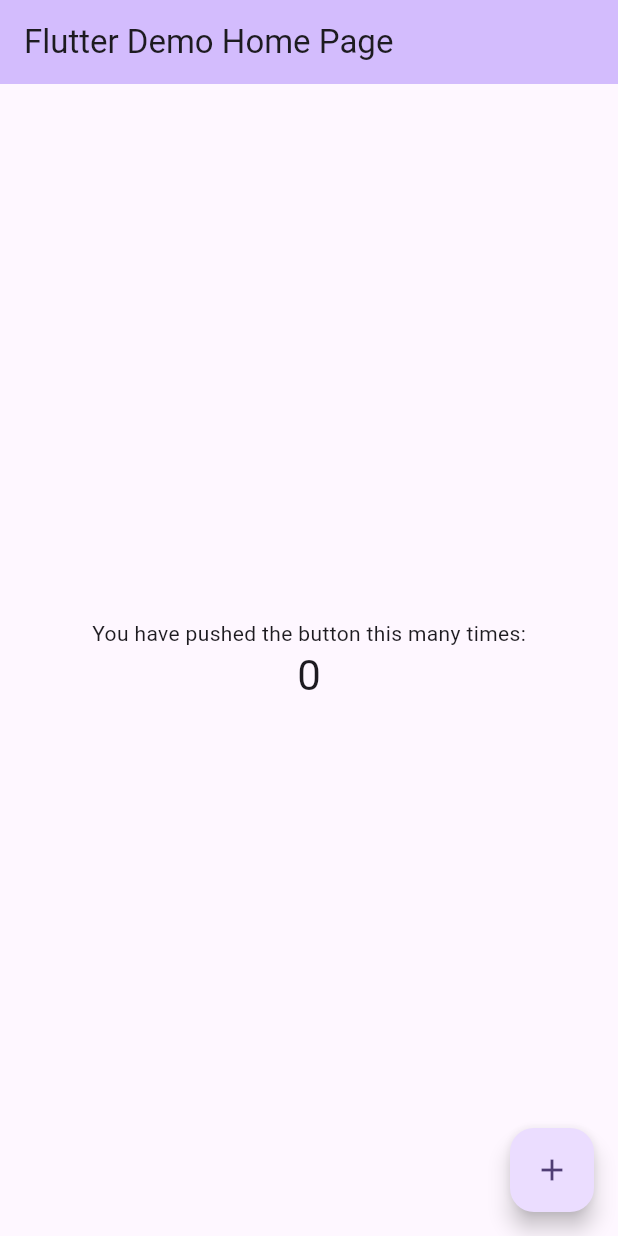
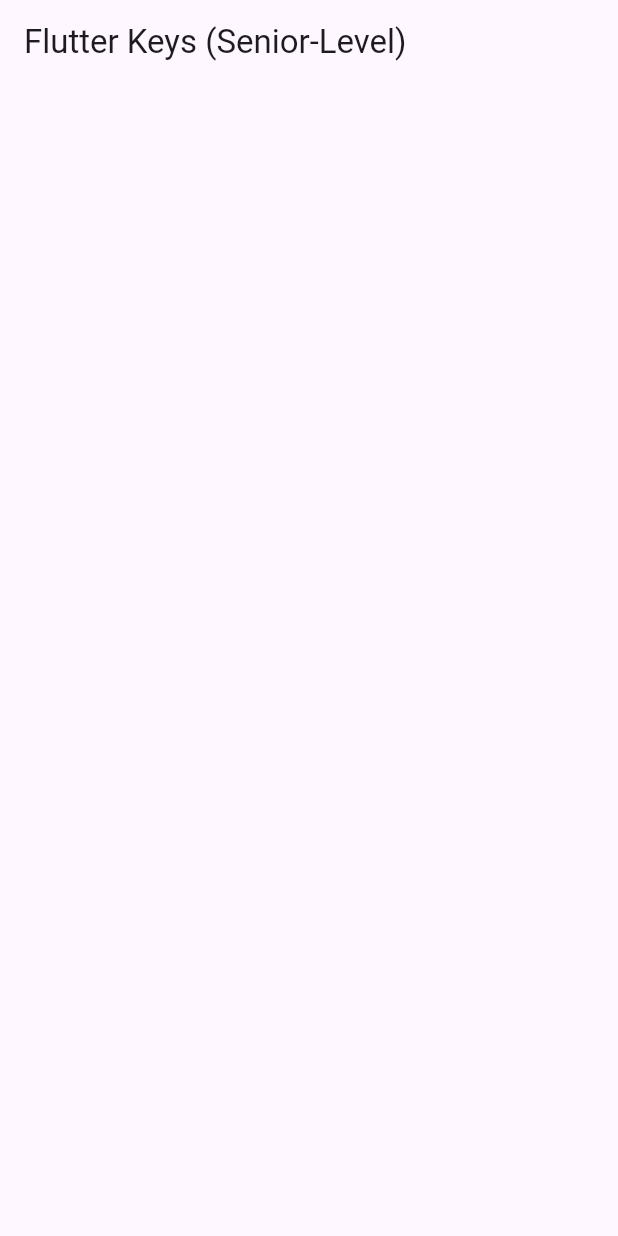
Before and after one commit to SherazArshad001/flutter-keys-deep-dive-, a Flutter app: the screen it shows after launch, on a phone screen of 412 x 824 dp. Run offline on Flutter 3.47's test engine with Material 3 defaults, Android fonts, the phone set to English and light mode, and no system bars.

Commit message:
Item Model And Home Screen Completed

```diff
--- /dev/null
+++ b/lib/app.dart
@@ -0,0 +1,24 @@
+import 'package:flutter/material.dart';
+import 'package:flutter_keys_deep_dive/models/item_model.dart';
+import 'package:flutter_keys_deep_dive/screens/home_screen.dart';
+
+class MyApp extends StatelessWidget {
+  const MyApp({super.key});
+
+  static final List<Item> items = [
+    Item(id: 1, name: 'Apple'),
+    Item(id: 2, name: 'Banana'),
+    Item(id: 3, name: 'Cherry'),
+  ];
+
+  static final GlobalKey<FormState> formKey = GlobalKey<FormState>();
+
+  @override
+  Widget build(BuildContext context) {
+    return MaterialApp(
+      title: 'Flutter Keys Demo',
+      theme: ThemeData(primarySwatch: Colors.teal),
+      home: HomeScreen(items: items, formKey: formKey),
+    );
+  }
+}
--- a/lib/main.dart
+++ b/lib/main.dart
@@ -1,69 +1,4 @@
 import 'package:flutter/material.dart';
+import 'app.dart';
 
-void main() {
-  runApp(const MyApp());
-}
-
-class MyApp extends StatelessWidget {
-  const MyApp({super.key});
-
-  @override
-  Widget build(BuildContext context) {
-    return MaterialApp(
-      title: 'Flutter Demo',
-      theme: ThemeData(
-        colorScheme: ColorScheme.fromSeed(seedColor: Colors.deepPurple),
-        useMaterial3: true,
-      ),
-      home: const MyHomePage(title: 'Flutter Demo Home Page'),
-    );
-  }
-}
-
-class MyHomePage extends StatefulWidget {
-  const MyHomePage({super.key, required this.title});
-
-  final String title;
-
-  @override
-  State<MyHomePage> createState() => _MyHomePageState();
-}
-
-class _MyHomePageState extends State<MyHomePage> {
-  int _counter = 0;
-
-  void _incrementCounter() {
-    setState(() {
-      _counter++;
-    });
-  }
-
-  @override
-  Widget build(BuildContext context) {
-    return Scaffold(
-      appBar: AppBar(
-        backgroundColor: Theme.of(context).colorScheme.inversePrimary,
-        title: Text(widget.title),
-      ),
-      body: Center(
-        child: Column(
-          mainAxisAlignment: MainAxisAlignment.center,
-          children: <Widget>[
-            const Text(
-              'You have pushed the button this many times:',
-            ),
-            Text(
-              '$_counter',
-              style: Theme.of(context).textTheme.headlineMedium,
-            ),
-          ],
-        ),
-      ),
-      floatingActionButton: FloatingActionButton(
-        onPressed: _incrementCounter,
-        tooltip: 'Increment',
-        child: const Icon(Icons.add),
-      ),
-    );
-  }
-}
+void main() => runApp(const MyApp());
--- /dev/null
+++ b/lib/models/item_model.dart
@@ -0,0 +1,6 @@
+class Item {
+  final int id;
+  final String name;
+
+  const Item({required this.id, required this.name});
+}
--- /dev/null
+++ b/lib/screens/home_screen.dart
@@ -0,0 +1,60 @@
+import 'package:flutter/material.dart';
+import 'package:flutter_keys_deep_dive/models/item_model.dart';
+
+class HomeScreen extends StatefulWidget {
+  final List<Item> items;
+  final GlobalKey<FormState> formKey;
+
+  const HomeScreen({super.key, required this.items, required this.formKey});
+
+  @override
+  State<HomeScreen> createState() => _HomeScreenState();
+}
+
+class _HomeScreenState extends State<HomeScreen> {
+  late List<Item> itemList;
+
+  @override
+  void initState() {
+    super.initState();
+    itemList = List.from(widget.items);
+  }
+
+  void _shuffleItems() {
+    setState(() => itemList.shuffle());
+  }
+
+  void _submitForm() {
+    if (widget.formKey.currentState?.validate() ?? false) {
+      ScaffoldMessenger.of(context).showSnackBar(
+        const SnackBar(content: Text('Form submitted')),
+      );
+    }
+  }
+
+  @override
+  Widget build(BuildContext context) {
+    return Scaffold(
+      appBar: AppBar(title: const Text('Flutter Keys (Senior-Level)')),
+      body: SingleChildScrollView(
+        child: Column(
+          children: [
+            // FormSection(formKey: widget.formKey, onSubmit: _submitForm),
+            // const SectionTitle(title: '🔁 ValueKey Example'),
+            // ValueKeyList(items: itemList),
+            // ActionButton(text: 'Shuffle List', onPressed: _shuffleItems),
+
+            // const SectionTitle(title: '🎯 ObjectKey Example'),
+            // ObjectKeyList(items: itemList),
+
+            // const SectionTitle(title: '❗ UniqueKey Example'),
+            // const UniqueBox(),
+
+            // const SectionTitle(title: '🧱 Base Key Example'),
+            // const CustomBox(),
+          ],
+        ),
+      ),
+    );
+  }
+}
```
Also changed, not shown: 1 other file.
